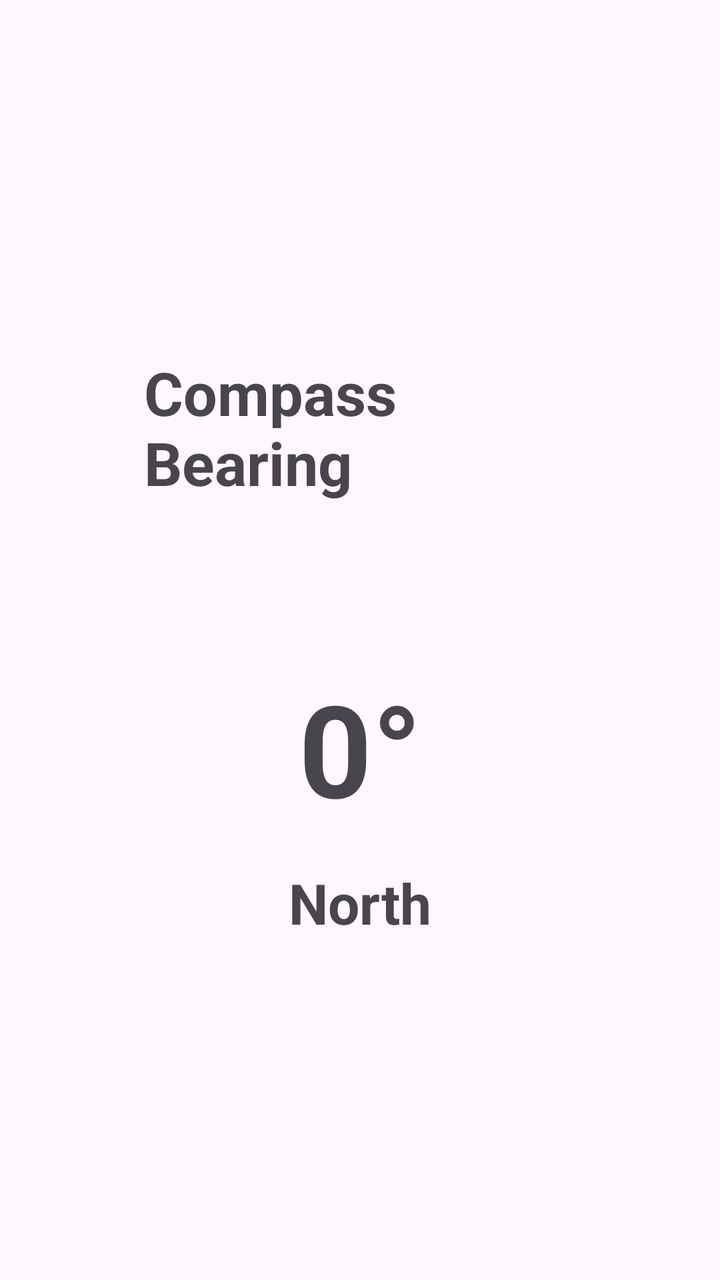
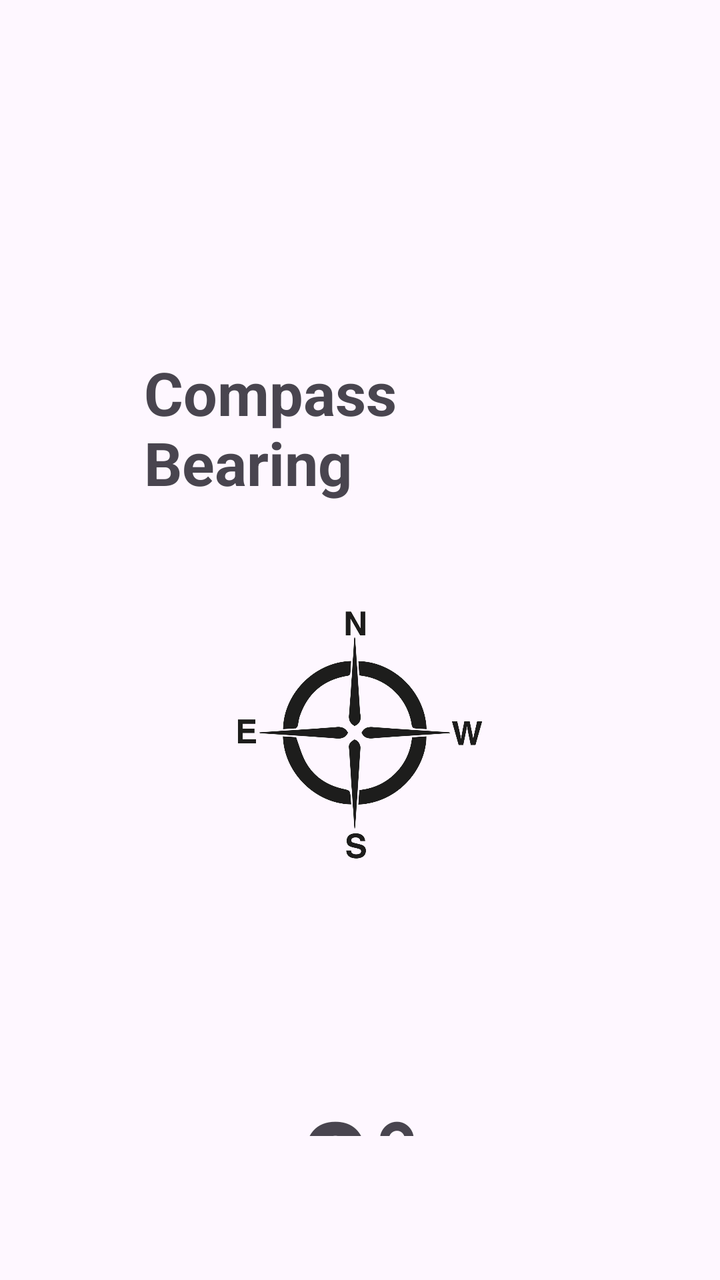

Screens rendered from an Android XML layout before and after an edit, with the pre-edit source and the edit as a unified diff.
<!-- AndroidManifest.xml: application theme Theme.LocationFinder -->
<!-- res/layout/activity_compass.xml -->
<?xml version="1.0" encoding="utf-8"?>
<androidx.constraintlayout.widget.ConstraintLayout xmlns:android="http://schemas.android.com/apk/res/android"
    xmlns:app="http://schemas.android.com/apk/res-auto"
    xmlns:tools="http://schemas.android.com/tools"
    android:id="@+id/main"
    android:layout_width="match_parent"
    android:layout_height="match_parent"
    android:padding="72dp"
    tools:context=".CompassActivity">

    <androidx.appcompat.widget.Toolbar
        android:id="@+id/toolbar"
        android:layout_width="0dp"
        android:layout_height="?attr/actionBarSize"
        android:title="Compass"
        app:layout_constraintTop_toTopOf="parent"
        app:layout_constraintStart_toStartOf="parent"
        app:layout_constraintEnd_toEndOf="parent" />

    <TextView
        android:id="@+id/compassTitleText"
        android:layout_width="wrap_content"
        android:layout_height="wrap_content"
        android:text="Compass Bearing"
        android:textSize="30sp"
        android:textStyle="bold"
        android:layout_marginTop="40dp"
        app:layout_constraintTop_toBottomOf="@id/toolbar"
        app:layout_constraintStart_toStartOf="parent"
        app:layout_constraintEnd_toEndOf="parent" />

    <TextView
        android:id="@+id/bearingText"
        android:layout_width="wrap_content"
        android:layout_height="wrap_content"
        android:text="0°"
        android:textSize="64sp"
        android:textStyle="bold"
        android:layout_marginTop="80dp"
        app:layout_constraintTop_toBottomOf="@id/compassTitleText"
        app:layout_constraintStart_toStartOf="parent"
        app:layout_constraintEnd_toEndOf="parent" />

    <TextView
        android:id="@+id/directionText"
        android:layout_width="wrap_content"
        android:layout_height="wrap_content"
        android:text="North"
        android:textSize="28sp"
        android:textStyle="bold"
        android:layout_marginTop="16dp"
        app:layout_constraintTop_toBottomOf="@id/bearingText"
        app:layout_constraintStart_toStartOf="parent"
        app:layout_constraintEnd_toEndOf="parent" />

</androidx.constraintlayout.widget.ConstraintLayout>
<!-- resources referenced by this layout -->
<resources>
  <style name="Theme.LocationFinder" parent="Base.Theme.LocationFinder" />
  <style name="Base.Theme.LocationFinder" parent="Theme.Material3.DayNight.NoActionBar">
          
          
      </style>
</resources>

<!-- the commit's change to res/layout/activity_compass.xml (unified diff, before → after) -->
@@ -29,6 +29,21 @@
         app:layout_constraintStart_toStartOf="parent"
         app:layout_constraintEnd_toEndOf="parent" />
 
+    <ImageView
+        android:id="@+id/compassImage"
+        android:layout_width="0dp"
+        android:layout_height="0dp"
+        android:src="@drawable/compass"
+        android:contentDescription="Compass"
+        android:scaleType="fitCenter"
+        android:layout_marginTop="24dp"
+        android:layout_marginStart="16dp"
+        android:layout_marginEnd="16dp"
+        app:layout_constraintTop_toBottomOf="@id/compassTitleText"
+        app:layout_constraintStart_toStartOf="parent"
+        app:layout_constraintEnd_toEndOf="parent"
+        app:layout_constraintDimensionRatio="1:1" />
+
     <TextView
         android:id="@+id/bearingText"
         android:layout_width="wrap_content"
@@ -37,7 +52,7 @@
         android:textSize="64sp"
         android:textStyle="bold"
         android:layout_marginTop="80dp"
-        app:layout_constraintTop_toBottomOf="@id/compassTitleText"
+        app:layout_constraintTop_toBottomOf="@id/compassImage"
         app:layout_constraintStart_toStartOf="parent"
         app:layout_constraintEnd_toEndOf="parent" />
 
<!-- resource entries referenced after the edit -->
@@ -1,5 +1,6 @@
 <!-- resources referenced by this layout -->
 <resources>
+  <!-- drawable compass: png bitmap (drawable, 128314 bytes) -->
   <style name="Theme.LocationFinder" parent="Base.Theme.LocationFinder" />
   <style name="Base.Theme.LocationFinder" parent="Theme.Material3.DayNight.NoActionBar">
           
